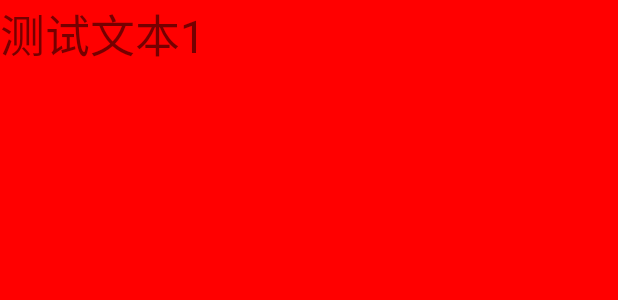
After one commit to miniocean404-android/learn_android_java, an Android app: the layout view_page_1.xml on its own in the app's theme, with its tools: preview values and no code run, on a phone screen of 412 x 824 dp. The commit adds this screen. Shown: the top 300 px of the screen. Run offline under Robolectric (Android 15) with nearby library versions, the light colour scheme and no system bars.

Commit message:
feature: 轮播图

```diff
--- a/app/src/main/AndroidManifest.xml
+++ b/app/src/main/AndroidManifest.xml
@@ -38,6 +38,7 @@
         <activity android:name=".activity.FrameByFrameActivity" />
         <activity android:name=".activity.TweenActivity" />
         <activity android:name="com.example.learnandroidjava.activity.PropAnimActivity" />
+        <activity android:name="com.example.learnandroidjava.activity.ViewPageActivity" />
     </application>
 
 </manifest>
--- a/app/src/main/java/com/example/learnandroidjava/MainActivity.java
+++ b/app/src/main/java/com/example/learnandroidjava/MainActivity.java
@@ -22,6 +22,7 @@ import com.example.learnandroidjava.activity.RecyclerViewActivity;
 import com.example.learnandroidjava.activity.RelativeLayoutActivity;
 import com.example.learnandroidjava.activity.TableLayoutActivity;
 import com.example.learnandroidjava.activity.TweenActivity;
+import com.example.learnandroidjava.activity.ViewPageActivity;
 
 
 public class MainActivity extends AppCompatActivity {
@@ -41,7 +42,7 @@ public class MainActivity extends AppCompatActivity {
         jump(this,R.id.go_recycler_view_btn, RecyclerViewActivity.class);
         jump(this,R.id.go_frame_by_frame_btn, FrameByFrameActivity.class);
         jump(this,R.id.go_tween_btn, TweenActivity.class);
-        jump(this,R.id.go_prop_btn, PropAnimActivity.class);
+        jump(this,R.id.go_view_page_btn, ViewPageActivity.class);
     }
 
     private void jump(Activity activity,@IdRes int id,Class<?> cls){
--- a/app/src/main/res/layout/activity_main.xml
+++ b/app/src/main/res/layout/activity_main.xml
@@ -91,4 +91,9 @@
         android:layout_width="wrap_content"
         android:layout_height="wrap_content"/>
 
+    <Button
+        android:text="View Page"
+        android:id="@+id/go_view_page_btn"
+        android:layout_width="wrap_content"
+        android:layout_height="wrap_content"/>
 </GridLayout>
--- /dev/null
+++ b/app/src/main/res/layout/view_page_1.xml
@@ -0,0 +1,15 @@
+<?xml version="1.0" encoding="utf-8"?>
+<LinearLayout xmlns:android="http://schemas.android.com/apk/res/android"
+    android:orientation="vertical"
+    android:layout_width="match_parent"
+    android:layout_height="match_parent"
+    android:background="#ff0000">
+
+    <TextView
+        android:text="测试文本1"
+        android:id="@+id/page1"
+        android:textSize="30sp"
+        android:layout_width="wrap_content"
+        android:layout_height="wrap_content"/>
+
+</LinearLayout>
```
Also changed, not shown: app/src/main/java/com/example/learnandroidjava/activity/ViewPageActivity.kt (added, +34 -0 lines), app/src/main/java/com/example/learnandroidjava/adapter/ViewPageAdapter.kt (added, +33 -0 lines), app/src/main/res/layout/view_page.xml (added, +11 -0 lines), app/src/main/res/layout/view_page_2.xml (added, +15 -0 lines), app/src/main/res/layout/view_page_3.xml (added, +15 -0 lines).
